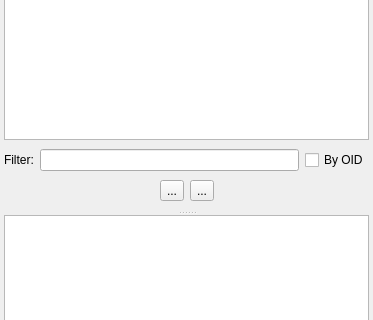
Qt form libpgmodeler_ui/ui/databaseexplorerwidget.ui (pgmodeler/pgmodeler) before a commit; both pictures show x 0 to 373 and y 188 to 508 of the 373 by 702 pixel window.
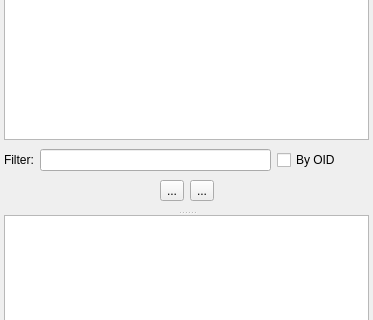
The same form after that commit. Icons and pictures are not drawn.

Commit message:
DatabaseExplorerWidget now loads the small set of object in order to improve performance. The user have the ability to load the full database by using the refresh button actions.
Added the ability to retrieve children objects of schemas or tables on
demand (as their items are expanded) improving the performance.

Patch:
```diff
--- a/libpgmodeler_ui/ui/databaseexplorerwidget.ui
+++ b/libpgmodeler_ui/ui/databaseexplorerwidget.ui
@@ -424,6 +424,28 @@
               </property>
              </widget>
             </item>
+            <item>
+             <widget class="QWidget" name="filter_hint" native="true">
+              <property name="sizePolicy">
+               <sizepolicy hsizetype="Fixed" vsizetype="Fixed">
+                <horstretch>0</horstretch>
+                <verstretch>0</verstretch>
+               </sizepolicy>
+              </property>
+              <property name="minimumSize">
+               <size>
+                <width>22</width>
+                <height>22</height>
+               </size>
+              </property>
+              <property name="maximumSize">
+               <size>
+                <width>22</width>
+                <height>22</height>
+               </size>
+              </property>
+             </widget>
+            </item>
            </layout>
           </item>
          </layout>
```
Left out of the diff: 7 changed lines with no effect on the pictures. The commit also changes 2 other files.
